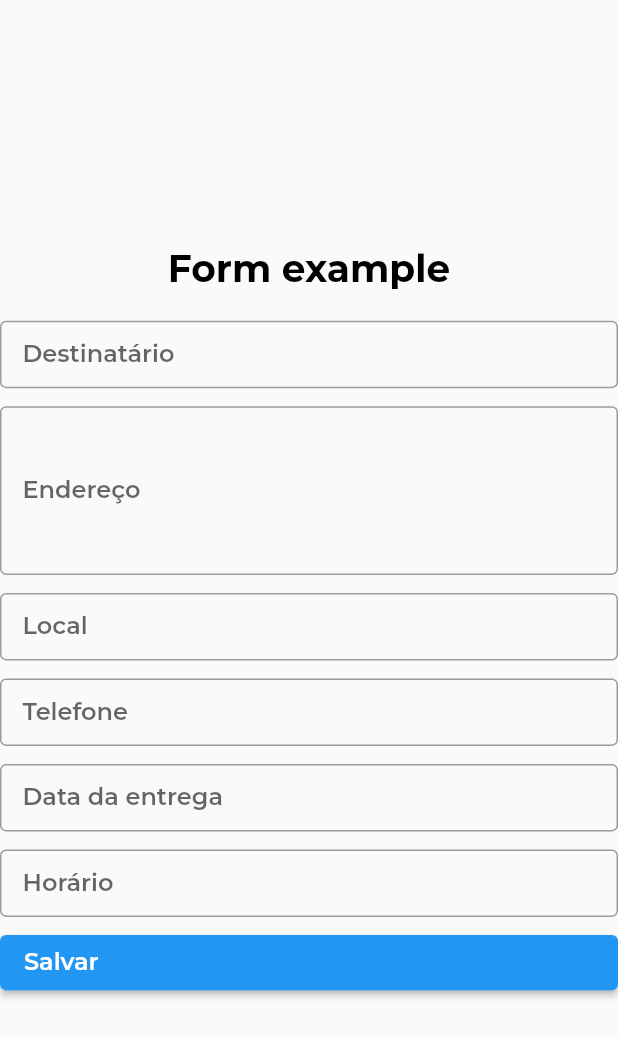
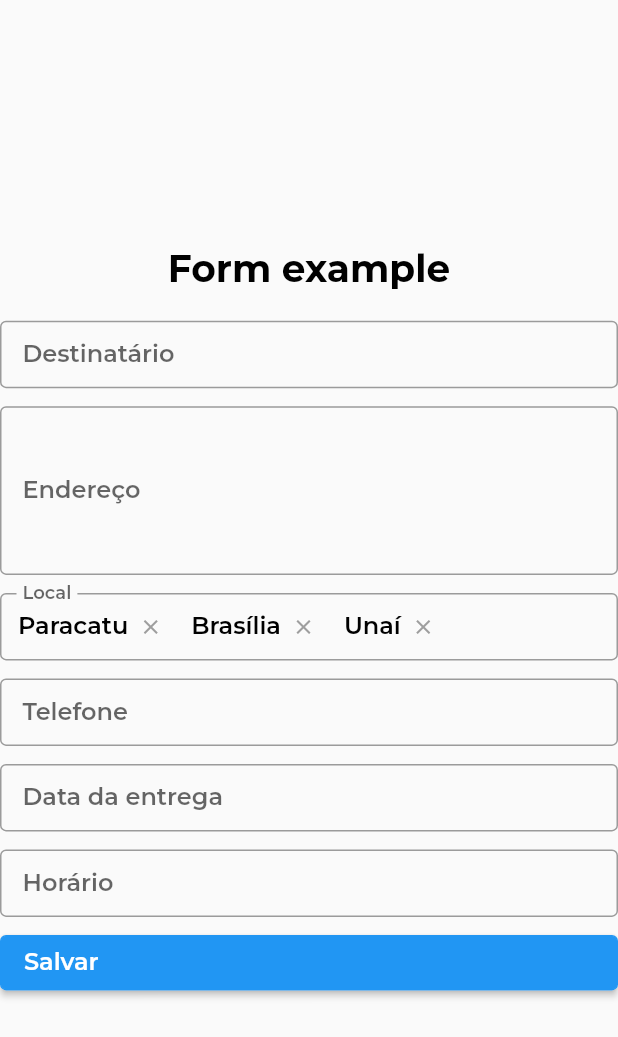
Before and after one commit to maykedesenvolvimento/flutter_boilerplate, a Flutter app: the screen it shows after launch, on a phone screen of 412 x 824 dp. Shown: the top 1037 px of the screen. Run offline on Flutter 3.47's test engine with Material 2 defaults, Android fonts, the phone set to English and light mode, and no system bars; our stand-ins replace google_fonts.

Commit message:
refactor: selection mode changed

```diff
--- a/lib/app/form/enums/input_type.dart
+++ b/lib/app/form/enums/input_type.dart
@@ -6,3 +6,15 @@ enum InputType {
   selection,
   multiSelection,
 }
+
+const readOnlyTypes = [
+  InputType.date,
+  InputType.time,
+  InputType.selection,
+  InputType.multiSelection,
+];
+
+const selectBoxTypes = [
+  InputType.selection,
+  InputType.multiSelection,
+];
--- a/lib/app/form/models/form_item.dart
+++ b/lib/app/form/models/form_item.dart
@@ -19,7 +19,7 @@ class FormItem {
 
   @override
   String toString() {
-    if (value == null) return '';
+    if (value == null || selectBoxTypes.contains(type)) return '';
     switch (type) {
       case InputType.date:
         return (value as DateTime).showDate();
--- a/lib/app/form/views/form.dart
+++ b/lib/app/form/views/form.dart
@@ -28,6 +28,8 @@ class _FormState extends State<AppForm> {
     return TextEditingController(text: item.toString());
   }).toList();
 
+  bool loading = false;
+
   @override
   Widget build(BuildContext context) {
     return Column(
@@ -54,12 +56,18 @@ class _FormState extends State<AppForm> {
         }).toList(),
         Button(
           label: 'Salvar',
+          loading: loading,
+          size: AppSize.medium,
           onClick: () {
             final Map<String, dynamic> map = {};
             items.map((e) {
               map[e.key] = e.value;
             }).toList();
             widget.onSave(map);
+
+            setState(() {
+              loading = true;
+            });
           },
         ),
       ],
--- a/lib/app/form/views/input.dart
+++ b/lib/app/form/views/input.dart
@@ -1,5 +1,6 @@
 import 'package:flutter/material.dart';
 import 'package:flutter_boilerplate/app/form/views/select_box.dart';
+import 'package:flutter_boilerplate/app/form/views/select_item.dart';
 import '../../definitions/sizes.dart';
 import '../../definitions/text.dart';
 import '../enums/input_type.dart';
@@ -30,17 +31,11 @@ class Input extends StatelessWidget {
 
   TextInputType get inputType {
     switch (item.type) {
-      case InputType.date:
-        return TextInputType.none;
-      case InputType.time:
-        return TextInputType.none;
       case InputType.text:
         return TextInputType.text;
       case InputType.textArea:
         return TextInputType.multiline;
-      case InputType.selection:
-        return TextInputType.none;
-      case InputType.multiSelection:
+      default:
         return TextInputType.none;
     }
   }
@@ -54,15 +49,16 @@ class Input extends StatelessWidget {
           size: textSize,
           color: Colors.black.withOpacity(0.6),
         ),
+        floatingLabelBehavior: isSelectBox
+            ? FloatingLabelBehavior.always
+            : FloatingLabelBehavior.auto,
         border: const OutlineInputBorder(
           borderSide: BorderSide(color: Colors.grey),
         ),
       );
 
-  bool get readOnly => [
-        InputType.date,
-        InputType.time,
-      ].contains(item.type);
+  bool get readOnly => readOnlyTypes.contains(item.type);
+  bool get isSelectBox => selectBoxTypes.contains(item.type);
 
   @override
   Widget build(BuildContext context) {
@@ -88,10 +84,7 @@ class Input extends StatelessWidget {
           onChange(selected);
           controller.text = item.toString();
         }
-      } else if ([
-        InputType.selection,
-        InputType.multiSelection,
-      ].contains(item.type)) {
+      } else if (isSelectBox) {
         showModalBottomSheet(
           context: context,
           builder: (_) {
@@ -105,7 +98,6 @@ class Input extends StatelessWidget {
                       : [item.value],
               onChange: (value) {
                 onChange(value);
-                controller.text = item.toString();
               },
             );
           },
@@ -116,19 +108,47 @@ class Input extends StatelessWidget {
     return SizedBox(
       width: width,
       height: (item.type == InputType.textArea ? 15 : 6) * spacing,
-      child: TextField(
+      child: Stack(
+        alignment: Alignment.centerLeft,
+        children: [
+          TextField(
             cursorHeight: textSize,
             decoration: decoration,
             controller: controller,
             focusNode: node,
             onChanged: onChange,
             readOnly: readOnly,
+            style: AppText.style(),
             onTap: onTap,
             keyboardType: item.type == InputType.textArea
                 ? TextInputType.multiline
                 : TextInputType.text,
             maxLines: item.type == InputType.textArea ? 5 : 1,
           ),
+          if (isSelectBox && item.value != null)
+            item.value is List
+                ? Row(
+                    children: (item.value as List)
+                        .map(
+                          (e) => SelectItem(
+                            height: spacing * 4,
+                            label: e.toString(),
+                            onClose: () {
+                              onChange((item.value as List)
+                                  .where(
+                                      (item) => e.toString() != item.toString())
+                                  .toList());
+                            },
+                          ),
+                        )
+                        .toList(),
+                  )
+                : Padding(
+                    padding: const EdgeInsets.only(left: 12),
+                    child: AppText.build(item.value.toString()),
+                  )
+        ],
+      ),
     );
   }
 }
--- /dev/null
+++ b/lib/app/form/views/select_item.dart
@@ -0,0 +1,41 @@
+import 'package:flutter/material.dart';
+import '../../definitions/text.dart';
+
+class SelectItem extends StatelessWidget {
+  final double height;
+  final String label;
+  final VoidCallback onClose;
+
+  const SelectItem({
+    Key? key,
+    required this.height,
+    required this.label,
+    required this.onClose,
+  }) : super(key: key);
+
+  @override
+  Widget build(BuildContext context) {
+    return Row(
+      children: [
+        Container(
+          padding: const EdgeInsets.only(left: 12),
+          height: height,
+          alignment: Alignment.center,
+          child: AppText.build(label),
+        ),
+        InkWell(
+          onTap: onClose,
+          child: SizedBox(
+            height: height,
+            width: height,
+            child: const Icon(
+              Icons.close,
+              size: 16,
+              color: Colors.grey,
+            ),
+          ),
+        ),
+      ],
+    );
+  }
+}
--- a/lib/delivery_model.dart
+++ b/lib/delivery_model.dart
@@ -68,8 +68,12 @@ class DeliveryModel implements FormInterface {
       FormItem(
         label: 'Local',
         key: 'place',
-        value: null,
-        type: InputType.multiSelection,
+        value: [
+          Place(id: 1, name: 'Paracatu'),
+          Place(id: 2, name: 'Brasília'),
+          Place(id: 3, name: 'Unaí'),
+        ],
+        type: InputType.selection,
         items: [
           Place(id: 1, name: 'Paracatu'),
           Place(id: 2, name: 'Brasília'),
```
Also changed, not shown: lib/app/form/views/select_box.dart (+37 -4 lines). Lines whose indentation alone changed are shown as unchanged.
